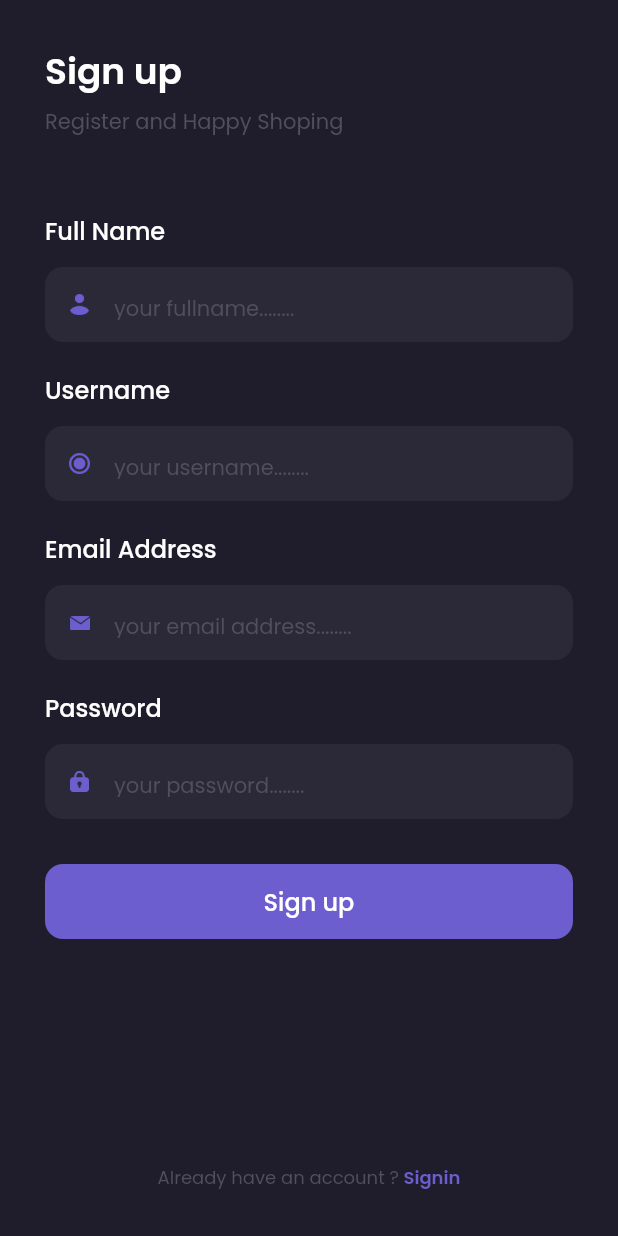
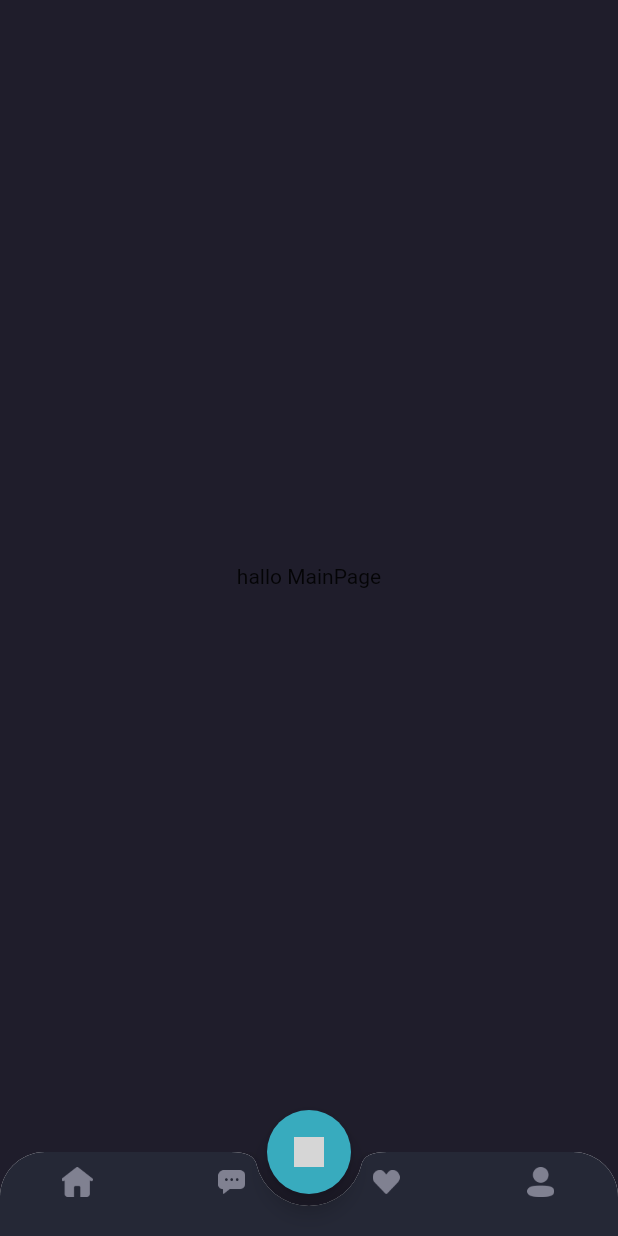
Before and after one commit to Rizqidoet/shamo-frontend, a Flutter app: the SignUpPage screen opened by its route, after a tap on "Sign up", on a phone screen of 412 x 824 dp. Run offline on Flutter 3.47's test engine with Material 2 defaults, Android fonts, the phone set to English and light mode, and no system bars; our stand-ins replace google_fonts; grey boxes are pictures that could not be loaded.

Commit message:
update Home/mainPage

```diff
--- a/lib/main.dart
+++ b/lib/main.dart
@@ -1,3 +1,4 @@
+import 'package:bwa_shamo/pages/home/main_page.dart';
 import 'package:bwa_shamo/pages/home_page.dart';
 import 'package:bwa_shamo/pages/sign_in_page.dart';
 import 'package:bwa_shamo/pages/sign_up_page.dart';
@@ -18,7 +19,7 @@ class MyApp extends StatelessWidget {
         '/': (context) => SplashPage(),
         '/sign-in': (context) => SignInPage(),
         '/sign-up': (context) => SignUpPage(),
-        '/home': (context) => HomePage(),
+        '/home': (context) => MainPage(),
       },
     );
   }
--- /dev/null
+++ b/lib/pages/home/main_page.dart
@@ -0,0 +1,75 @@
+import 'dart:ui';
+
+import 'package:bwa_shamo/theme.dart';
+import 'package:flutter/material.dart';
+
+class MainPage extends StatelessWidget {
+  const MainPage({Key? key}) : super(key: key);
+
+  @override
+  Widget build(BuildContext context) {
+    Widget cartButton() {
+      return FloatingActionButton(
+        onPressed: () {},
+        backgroundColor: secondaryColor,
+        child: Image.asset('assets/icons/icon_bag.png',
+            width: 20, height: 20, color: primaryTextColor),
+      );
+    }
+
+    Widget customButtonNav() {
+      return ClipRRect(
+        borderRadius: BorderRadius.vertical(top: Radius.circular(30)),
+        child: BottomAppBar(
+          shape: CircularNotchedRectangle(),
+          notchMargin: 8,
+          clipBehavior: Clip.antiAlias,
+          child: BottomNavigationBar(
+            backgroundColor: bg4Color,
+            type: BottomNavigationBarType.fixed,
+            items: [
+              BottomNavigationBarItem(
+                  icon: Image.asset(
+                    'assets/icons/icon_menuHome.png',
+                    height: 25,
+                    width: 21,
+                  ),
+                  label: ''),
+              BottomNavigationBarItem(
+                  icon: Image.asset(
+                    'assets/icons/icon_menuChat.png',
+                    height: 20,
+                    width: 18,
+                  ),
+                  label: ''),
+              BottomNavigationBarItem(
+                  icon: Image.asset(
+                    'assets/icons/icon_menuFavorite.png',
+                    height: 20,
+                    width: 18,
+                  ),
+                  label: ''),
+              BottomNavigationBarItem(
+                  icon: Image.asset(
+                    'assets/icons/icon_menuProfile.png',
+                    height: 20,
+                    width: 18,
+                  ),
+                  label: ''),
+            ],
+          ),
+        ),
+      );
+    }
+
+    return Scaffold(
+      backgroundColor: bg1Color,
+      floatingActionButton: cartButton(),
+      floatingActionButtonLocation: FloatingActionButtonLocation.centerDocked,
+      bottomNavigationBar: customButtonNav(),
+      body: Center(
+        child: Text("hallo MainPage"),
+      ),
+    );
+  }
+}
--- a/lib/pages/sign_in_page.dart
+++ b/lib/pages/sign_in_page.dart
@@ -18,13 +18,13 @@ class SignInPage extends StatelessWidget {
               header(),
               emailTextField(),
               passwordTextField(),
-              signInButton(),
+              signInButton(context),
               // textOrLogin(),
               // googleButton(),
               // facebookButton(),
               // whatsappButton(),
               Spacer(),
-              footer()
+              footer(context)
             ],
           ),
         )));
@@ -143,13 +143,15 @@ Widget passwordTextField() {
   );
 }
 
-Widget signInButton() {
+Widget signInButton(BuildContext context) {
   return Container(
     height: 50,
     width: double.infinity,
     margin: EdgeInsets.only(top: 30),
     child: TextButton(
-      onPressed: () {},
+      onPressed: () {
+        Navigator.pushNamed(context, '/home');
+      },
       style: TextButton.styleFrom(
           backgroundColor: primaryColor,
           shape:
@@ -269,7 +271,7 @@ Widget whatsappButton() {
   );
 }
 
-Widget footer() {
+Widget footer(BuildContext context) {
   return Container(
     margin: EdgeInsets.only(bottom: 30),
     child: Row(
@@ -281,9 +283,14 @@ Widget footer() {
         SizedBox(
           width: 5,
         ),
-        Text("Sign up",
-            style:
-                purpleTextStyle.copyWith(fontSize: 12, fontWeight: semiBold)),
+        GestureDetector(
+          onTap: () {
+            Navigator.pushNamed(context, '/sign-up');
+          },
+          child: Text("Sign up",
+              style:
+                  purpleTextStyle.copyWith(fontSize: 12, fontWeight: semiBold)),
+        )
       ],
     ),
   );
--- a/lib/pages/sign_up_page.dart
+++ b/lib/pages/sign_up_page.dart
@@ -19,9 +19,9 @@ class SignUpPage extends StatelessWidget {
                   inputUsername(),
                   inputEmail(),
                   inputPassword(),
-                  buttonSignup(),
+                  buttonSignup(context),
                   Spacer(),
-                  footer()
+                  footer(context)
                 ],
               ))),
     );
@@ -237,7 +237,7 @@ Widget inputPassword() {
   );
 }
 
-Widget buttonSignup() {
+Widget buttonSignup(BuildContext context) {
   return Container(
       margin: EdgeInsets.only(top: 30),
       width: double.infinity,
@@ -245,14 +245,16 @@ Widget buttonSignup() {
       decoration: BoxDecoration(
           color: primaryColor, borderRadius: BorderRadius.circular(12)),
       child: TextButton(
-          onPressed: () {},
+          onPressed: () {
+            Navigator.pushNamed(context, '/home');
+          },
           child: Text(
             "Sign up",
             style: primaryTextStyle.copyWith(fontSize: 16, fontWeight: medium),
           )));
 }
 
-Widget footer() {
+Widget footer(BuildContext context) {
   return Container(
     width: double.infinity,
     child: Center(
@@ -267,9 +269,15 @@ Widget footer() {
           SizedBox(
             width: 3,
           ),
-          Text(
-            "Signin",
-            style: purpleTextStyle.copyWith(fontSize: 12, fontWeight: semiBold),
+          GestureDetector(
+            onTap: () {
+              Navigator.pop(context);
+            },
+            child: Text(
+              "Signin",
+              style:
+                  purpleTextStyle.copyWith(fontSize: 12, fontWeight: semiBold),
+            ),
           ),
         ],
       ),
--- a/lib/theme.dart
+++ b/lib/theme.dart
@@ -11,6 +11,7 @@ Color shadowColor = Color(0xffF1F8F2);
 Color bg1Color = Color(0xff1F1D2B);
 Color bg2Color = Color(0xff2B2937);
 Color bg3Color = Color(0xff242231);
+Color bg4Color = Color(0xff252836);
 Color primaryTextColor = Color(0xffFFFFFF);
 Color secondaryTextColor = Color(0xffF1F0F2);
 Color subtitleTextColor = Color(0xff504F5E);
```
